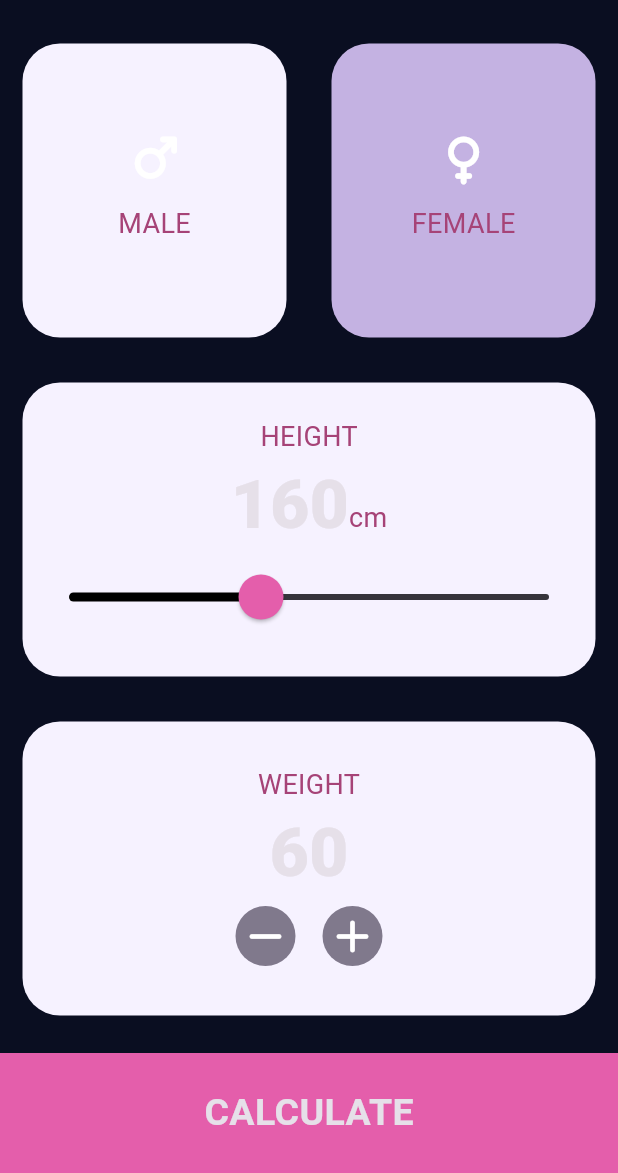
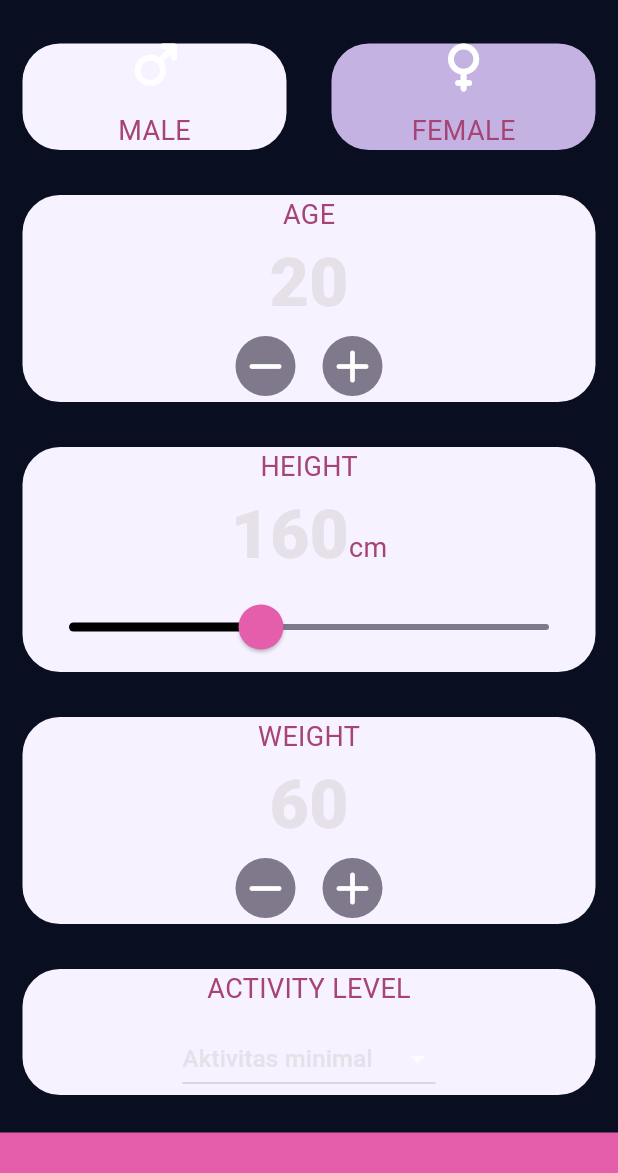
Before and after one commit to bloominsummer/bmr_calculator, a Flutter app: the screen it shows after launch, on a phone screen of 412 x 824 dp, the part 63-1236 px from its top. Run offline on Flutter 3.47's test engine with Material 3 defaults, Android fonts, the phone set to English and light mode, and no system bars; our stand-ins replace font_awesome_flutter.

```diff
--- a/lib/pages/input_page.dart
+++ b/lib/pages/input_page.dart
@@ -26,18 +26,19 @@ class _InputPageState extends State<InputPage> {
   Widget build(BuildContext context) {
     return Scaffold(
       appBar: AppBar(title: const Text('BMR CALCULATOR')),
-      body: Column(
+      body: SingleChildScrollView( // supaya tidak overflow
+        child: Column(
           crossAxisAlignment: CrossAxisAlignment.stretch,
           children: [
-          Expanded(
-            child: Row(
+            /// GENDER
+            Row(
               children: [
                 Expanded(
                   child: CustomCard(
                     color: selectedGender == Gender.male
                         ? activeCardColor
                         : inactiveCardColor,
-                    cardChild: IconCard(
+                    cardChild: const IconCard(
                       cardIcon: FontAwesomeIcons.mars,
                       caption: 'MALE',
                     ),
@@ -53,7 +54,7 @@ class _InputPageState extends State<InputPage> {
                     color: selectedGender == Gender.female
                         ? activeCardColor
                         : inactiveCardColor,
-                    cardChild: IconCard(
+                    cardChild: const IconCard(
                       cardIcon: FontAwesomeIcons.venus,
                       caption: 'FEMALE',
                     ),
@@ -66,9 +67,43 @@ class _InputPageState extends State<InputPage> {
                 ),
               ],
             ),
+
+            /// AGE
+            CustomCard(
+              color: activeCardColor,
+              cardChild: Column(
+                mainAxisAlignment: MainAxisAlignment.center,
+                children: [
+                  const Text('AGE', style: labelTextStyle),
+                  Text(age.toString(), style: numberTextStyle),
+                  Row(
+                    mainAxisAlignment: MainAxisAlignment.center,
+                    children: [
+                      RoundIconButton(
+                        icon: FontAwesomeIcons.minus,
+                        onPressed: () {
+                          setState(() {
+                            if (age > 1) age--;
+                          });
+                        },
                       ),
-          Expanded(
-            child: CustomCard(
+                      const SizedBox(width: 10.0),
+                      RoundIconButton(
+                        icon: FontAwesomeIcons.plus,
+                        onPressed: () {
+                          setState(() {
+                            age++;
+                          });
+                        },
+                      ),
+                    ],
+                  ),
+                ],
+              ),
+            ),
+
+            /// HEIGHT
+            CustomCard(
               color: activeCardColor,
               cardChild: Column(
                 mainAxisAlignment: MainAxisAlignment.center,
@@ -80,13 +115,13 @@ class _InputPageState extends State<InputPage> {
                     textBaseline: TextBaseline.alphabetic,
                     children: [
                       Text(height.toString(), style: numberTextStyle),
-                      Text('cm', style: labelTextStyle),
+                      const Text('cm', style: labelTextStyle),
                     ],
                   ),
                   SliderTheme(
                     data: SliderTheme.of(context).copyWith(
                       activeTrackColor: Colors.black,
-                      inactiveTickMarkColor: const Color(0xFF80798C),
+                      inactiveTrackColor: const Color(0xFF80798C),
                       thumbColor: const Color(0xFFE45EAB),
                       thumbShape: const RoundSliderThumbShape(
                         enabledThumbRadius: 15.0,
@@ -109,12 +144,9 @@ class _InputPageState extends State<InputPage> {
                 ],
               ),
             ),
-          ),
-          Expanded(
-            child: Row(
-              children: [
-                Expanded(
-                  child: CustomCard(
+
+            /// WEIGHT
+            CustomCard(
               color: activeCardColor,
               cardChild: Column(
                 mainAxisAlignment: MainAxisAlignment.center,
@@ -128,9 +160,7 @@ class _InputPageState extends State<InputPage> {
                         icon: FontAwesomeIcons.minus,
                         onPressed: () {
                           setState(() {
-                                  if (weight >= 30) {
-                                    weight--;
-                                  }
+                            if (weight > 30) weight--;
                           });
                         },
                       ),
@@ -148,16 +178,51 @@ class _InputPageState extends State<InputPage> {
                 ],
               ),
             ),
+
+            /// ACTIVITY LEVEL DROPDOWN
+            CustomCard(
+              color: activeCardColor,
+              cardChild: Column(
+                mainAxisAlignment: MainAxisAlignment.center,
+                children: [
+                  const Text('ACTIVITY LEVEL', style: labelTextStyle),
+                  const SizedBox(height: 10),
+                  DropdownButton<ActivityLevel>(
+                    value: activityLevel,
+                    dropdownColor: activeCardColor,
+                    items: const [
+                      DropdownMenuItem(
+                        value: ActivityLevel.sedentary,
+                        child: Text('Aktivitas minimal'),
+                      ),
+                      DropdownMenuItem(
+                        value: ActivityLevel.light,
+                        child: Text('Aktivitas ringan'),
+                      ),
+                      DropdownMenuItem(
+                        value: ActivityLevel.moderate,
+                        child: Text('Aktivitas menengah'),
+                      ),
+                      DropdownMenuItem(
+                        value: ActivityLevel.active,
+                        child: Text('Aktivitas berat'),
+                      ),
+                      DropdownMenuItem(
+                        value: ActivityLevel.veryActive,
+                        child: Text('Pekerja fisik'),
+                      ),
+                    ],
+                    onChanged: (value) {
+                      setState(() {
+                        activityLevel = value!;
+                      });
+                    },
                   ),
                 ],
               ),
             ),
 
-          /// BIKIN DROPDOWN ACTIVITY
-
-
-
-
+            /// CALCULATE BUTTON
             BottomButton(
               buttonTitle: 'CALCULATE',
               onTap: () {
@@ -170,10 +235,11 @@ class _InputPageState extends State<InputPage> {
                 );
                 String result = cal.calculateBMR();
                 String information = cal.getInterpretation(activityLevel);
+
                 Navigator.push(
                   context,
                   MaterialPageRoute(
-                  builder: (context) => ResultPage(       // Buat laman ResultPage di folder /lib/pages/
+                    builder: (context) => ResultPage(
                       result: result,
                       information: information,
                       bmr: '',
@@ -184,6 +250,7 @@ class _InputPageState extends State<InputPage> {
             ),
           ],
         ),
+      ),
     );
   }
 }
```
Lines whose indentation alone changed are shown as unchanged.
